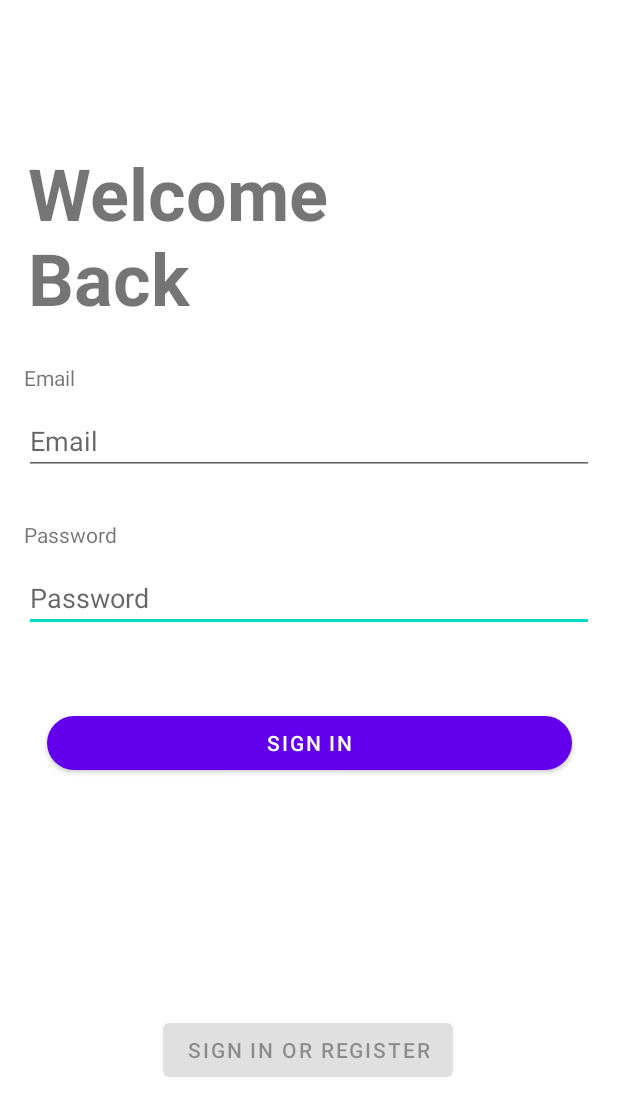
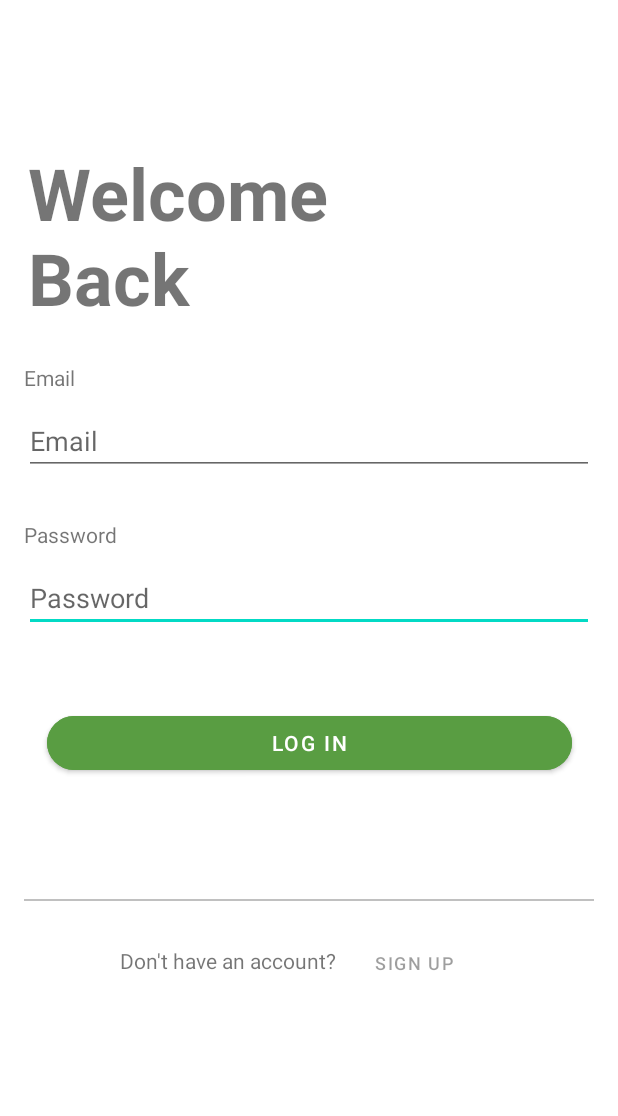
Before and after one commit to YangYangMY/LetsFund, an Android app: the layout activity_login.xml on its own in the app's theme, with its tools: preview values and no code run, on a phone screen of 412 x 824 dp. Shown: the top 1116 px of the screen. Run offline under Robolectric (Android 15) with nearby library versions, the phone set to English and light mode, and no system bars.

Commit message:
update latest login ui

```diff
--- a/app/src/main/AndroidManifest.xml
+++ b/app/src/main/AndroidManifest.xml
@@ -15,7 +15,7 @@
         tools:targetApi="31">
 
         <activity
-            android:name="MainActivity"
+            android:name=".ui.login.LoginActivity"
             android:exported="true"
             android:label="@string/app_name"
             android:theme="@style/Theme.Contact.NoActionBar">
--- a/app/src/main/java/my/edu/tarc/letsfund/ui/login/LoginActivity.kt
+++ b/app/src/main/java/my/edu/tarc/letsfund/ui/login/LoginActivity.kt
@@ -29,7 +29,7 @@ class LoginActivity : AppCompatActivity() {
 
         val username = binding.username
         val password = binding.password
-        val login = binding.login
+        val login = binding.btnLogin
         val loading = binding.loading
 
         loginViewModel = ViewModelProvider(this, LoginViewModelFactory())
--- a/app/src/main/res/layout/activity_login.xml
+++ b/app/src/main/res/layout/activity_login.xml
@@ -43,22 +43,6 @@
         app:layout_constraintEnd_toEndOf="parent"
         app:layout_constraintStart_toStartOf="parent"
         app:layout_constraintTop_toBottomOf="@+id/textView2" />
-
-    <Button
-        android:id="@+id/login"
-        android:layout_width="wrap_content"
-        android:layout_height="wrap_content"
-        android:layout_gravity="start"
-        android:layout_marginTop="16dp"
-        android:layout_marginBottom="64dp"
-        android:enabled="false"
-        android:text="@string/action_sign_in"
-        app:layout_constraintBottom_toBottomOf="parent"
-        app:layout_constraintEnd_toEndOf="parent"
-        app:layout_constraintHorizontal_bias="0.497"
-        app:layout_constraintStart_toStartOf="parent"
-        app:layout_constraintTop_toBottomOf="@+id/password"
-        app:layout_constraintVertical_bias="0.923" />
 
     <ProgressBar
         android:id="@+id/loading"
@@ -106,16 +90,52 @@
         app:layout_constraintTop_toBottomOf="@+id/username" />
 
     <Button
-        android:id="@+id/button"
+        android:id="@+id/btnLogin"
         android:layout_width="350dp"
         android:layout_height="wrap_content"
         android:layout_marginStart="100dp"
         android:layout_marginTop="50dp"
         android:layout_marginEnd="100dp"
-        android:text="Sign In"
+        android:text="Log In"
         app:cornerRadius="30dp"
+        android:backgroundTint="@color/light_green"
         app:layout_constraintEnd_toEndOf="parent"
         app:layout_constraintStart_toStartOf="parent"
         app:layout_constraintTop_toBottomOf="@+id/password" />
 
+    <View
+        android:id="@+id/view"
+        android:layout_width="match_parent"
+        android:layout_height="1dp"
+        android:layout_marginTop="80dp"
+        android:background="#C0C0C0"
+        app:layout_constraintTop_toBottomOf="@+id/btnLogin"
+        tools:layout_editor_absoluteX="-19dp" />
+
+    <Button
+        android:id="@+id/login2"
+        android:layout_width="wrap_content"
+        android:layout_height="wrap_content"
+        android:layout_gravity="start"
+        android:layout_marginEnd="76dp"
+        android:backgroundTint="@color/white"
+        android:enabled="false"
+        android:text="Sign Up"
+        android:textSize="12sp"
+        app:layout_constraintBottom_toBottomOf="@+id/textView6"
+        app:layout_constraintEnd_toEndOf="parent"
+        app:layout_constraintTop_toTopOf="@+id/textView6"
+        app:layout_constraintVertical_bias="0.448" />
+
+    <TextView
+        android:id="@+id/textView6"
+        android:layout_width="wrap_content"
+        android:layout_height="wrap_content"
+        android:layout_marginStart="56dp"
+        android:layout_marginTop="30dp"
+        android:text="Don't have an account?"
+        app:layout_constraintEnd_toStartOf="@+id/login2"
+        app:layout_constraintStart_toStartOf="parent"
+        app:layout_constraintTop_toBottomOf="@+id/view" />
+
 </androidx.constraintlayout.widget.ConstraintLayout>
--- a/app/src/main/res/values/colors.xml
+++ b/app/src/main/res/values/colors.xml
@@ -7,4 +7,5 @@
     <color name="teal_700">#FF018786</color>
     <color name="black">#FF000000</color>
     <color name="white">#FFFFFFFF</color>
+    <color name="light_green">#599D42</color>
 </resources>
--- a/app/src/main/res/values/themes.xml
+++ b/app/src/main/res/values/themes.xml
@@ -1,5 +1,7 @@
 <resources xmlns:tools="http://schemas.android.com/tools">
     <!-- Base application theme. -->
+
+
     <style name="Theme.Contact" parent="Theme.MaterialComponents.DayNight.DarkActionBar">
         <!-- Primary brand color. -->
         <item name="colorPrimary">@color/purple_500</item>
```
